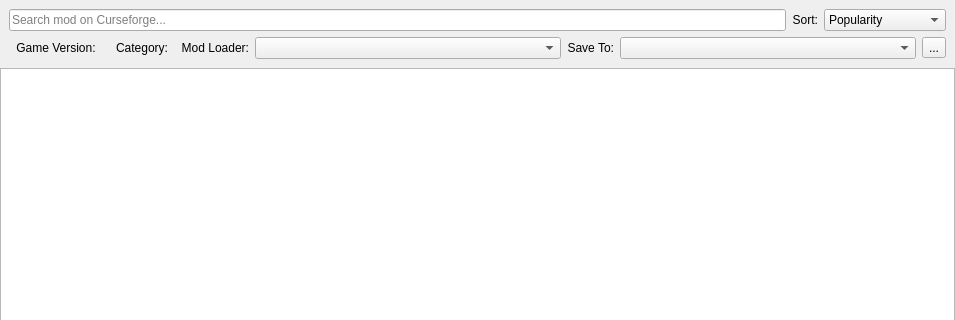
Old version of the form src/ui/curseforge/curseforgemodbrowser.ui in the repository kaniol-lck/modmanager; both pictures show x 0 to 955 and y 0 to 320 of the 955 by 633 pixel window.
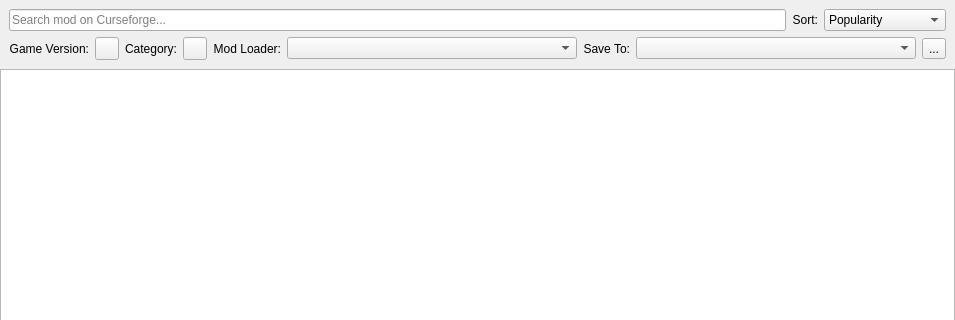
New version of the form. Icons and pictures are not drawn.

Patch:
```diff
--- a/src/ui/curseforge/curseforgemodbrowser.ui
+++ b/src/ui/curseforge/curseforgemodbrowser.ui
@@ -39,7 +39,81 @@
    <item row="0" column="0">
     <widget class="QWidget" name="widget" native="true">
      <layout class="QGridLayout" name="gridLayout">
-      <item row="0" column="0" colspan="4">
+      <item row="1" column="1">
+       <widget class="QToolButton" name="versionSelectButton">
+        <property name="text">
+         <string/>
+        </property>
+        <property name="popupMode">
+         <enum>QToolButton::InstantPopup</enum>
+        </property>
+       </widget>
+      </item>
+      <item row="1" column="0">
+       <widget class="QLabel" name="label">
+        <property name="text">
+         <string>Game Version:</string>
+        </property>
+        <property name="alignment">
+         <set>Qt::AlignRight|Qt::AlignTrailing|Qt::AlignVCenter</set>
+        </property>
+       </widget>
+      </item>
+      <item row="1" column="5">
+       <layout class="QHBoxLayout" name="horizontalLayout_5">
+        <item>
+         <widget class="QLabel" name="label_4">
+          <property name="sizePolicy">
+           <sizepolicy hsizetype="Minimum" vsizetype="Preferred">
+            <horstretch>0</horstretch>
+            <verstretch>0</verstretch>
+           </sizepolicy>
+          </property>
+          <property name="text">
+           <string>Save To:</string>
+          </property>
+          <property name="alignment">
+           <set>Qt::AlignRight|Qt::AlignTrailing|Qt::AlignVCenter</set>
+          </property>
+         </widget>
+        </item>
+        <item>
+         <widget class="QComboBox" name="downloadPathSelect">
+          <property name="sizePolicy">
+           <sizepolicy hsizetype="Expanding" vsizetype="Fixed">
+            <horstretch>0</horstretch>
+            <verstretch>0</verstretch>
+           </sizepolicy>
+          </property>
+         </widget>
+        </item>
+        <item>
+         <widget class="QToolButton" name="openFolderButton">
+          <property name="text">
+           <string>...</string>
+          </property>
+          <property name="icon">
+           <iconset theme="folder">
+            <normaloff>.</normaloff>.</iconset>
+          </property>
+         </widget>
+        </item>
+       </layout>
+      </item>
+      <item row="1" column="3">
+       <widget class="QToolButton" name="categorySelectButton">
+        <property name="text">
+         <string/>
+        </property>
+        <property name="popupMode">
+         <enum>QToolButton::InstantPopup</enum>
+        </property>
+        <property name="toolButtonStyle">
+         <enum>Qt::ToolButtonTextBesideIcon</enum>
+        </property>
+       </widget>
+      </item>
+      <item row="0" column="0" colspan="6">
        <layout class="QHBoxLayout" name="horizontalLayout">
         <item>
          <widget class="QLineEdit" name="searchText">
@@ -102,7 +176,7 @@
         </item>
        </layout>
       </item>
-      <item row="1" column="2">
+      <item row="1" column="4">
        <layout class="QHBoxLayout" name="horizontalLayout_4">
         <item>
          <widget class="QLabel" name="label_3">
@@ -132,73 +206,13 @@
         </item>
        </layout>
       </item>
-      <item row="1" column="3">
-       <layout class="QHBoxLayout" name="horizontalLayout_5">
-        <item>
-         <widget class="QLabel" name="label_4">
-          <property name="sizePolicy">
-           <sizepolicy hsizetype="Minimum" vsizetype="Preferred">
-            <horstretch>0</horstretch>
-            <verstretch>0</verstretch>
-           </sizepolicy>
-          </property>
-          <property name="text">
-           <string>Save To:</string>
-          </property>
-          <property name="alignment">
-           <set>Qt::AlignRight|Qt::AlignTrailing|Qt::AlignVCenter</set>
-          </property>
-         </widget>
-        </item>
-        <item>
-         <widget class="QComboBox" name="downloadPathSelect">
-          <property name="sizePolicy">
-           <sizepolicy hsizetype="Expanding" vsizetype="Fixed">
-            <horstretch>0</horstretch>
-            <verstretch>0</verstretch>
-           </sizepolicy>
-          </property>
-         </widget>
-        </item>
-        <item>
-         <widget class="QToolButton" name="openFolderButton">
-          <property name="text">
-           <string>...</string>
-          </property>
-          <property name="icon">
-           <iconset theme="folder">
-            <normaloff>.</normaloff>.</iconset>
-          </property>
-         </widget>
-        </item>
-       </layout>
-      </item>
-      <item row="1" column="1">
-       <widget class="QToolButton" name="categorySelectButton">
+      <item row="1" column="2">
+       <widget class="QLabel" name="label_5">
         <property name="text">
          <string>Category:</string>
         </property>
-        <property name="popupMode">
-         <enum>QToolButton::InstantPopup</enum>
-        </property>
-        <property name="toolButtonStyle">
-         <enum>Qt::ToolButtonTextBesideIcon</enum>
-        </property>
-        <property name="autoRaise">
-         <bool>true</bool>
-        </property>
-       </widget>
-      </item>
-      <item row="1" column="0">
-       <widget class="QToolButton" name="versionSelectButton">
-        <property name="text">
-         <string>Game Version:</string>
-        </property>
-        <property name="popupMode">
-         <enum>QToolButton::InstantPopup</enum>
-        </property>
-        <property name="autoRaise">
-         <bool>true</bool>
+        <property name="alignment">
+         <set>Qt::AlignRight|Qt::AlignTrailing|Qt::AlignVCenter</set>
         </property>
        </widget>
       </item>
```
